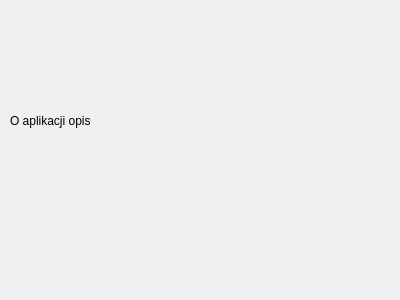
Before: the Qt Designer form gui/PyQt/ui/about_application.ui in Kepins/Projects-ScriptingLanguages, drawn with Qt 5.
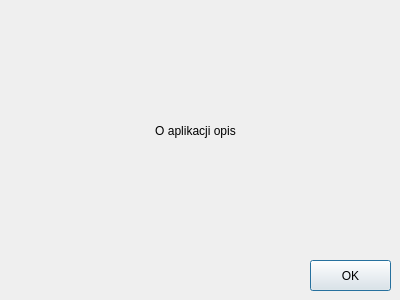
After: the same form once the commit is applied.

Diff of the .ui file:
```diff
--- a/gui/PyQt/ui/about_application.ui
+++ b/gui/PyQt/ui/about_application.ui
@@ -16,14 +16,30 @@
   <widget class="QLabel" name="label">
    <property name="geometry">
     <rect>
-     <x>10</x>
-     <y>20</y>
-     <width>371</width>
-     <height>201</height>
+     <x>0</x>
+     <y>10</y>
+     <width>391</width>
+     <height>241</height>
     </rect>
    </property>
    <property name="text">
     <string>O aplikacji opis</string>
+   </property>
+   <property name="alignment">
+    <set>Qt::AlignCenter</set>
+   </property>
+  </widget>
+  <widget class="QPushButton" name="ok_button">
+   <property name="geometry">
+    <rect>
+     <x>310</x>
+     <y>260</y>
+     <width>81</width>
+     <height>31</height>
+    </rect>
+   </property>
+   <property name="text">
+    <string>OK</string>
    </property>
   </widget>
  </widget>
```
